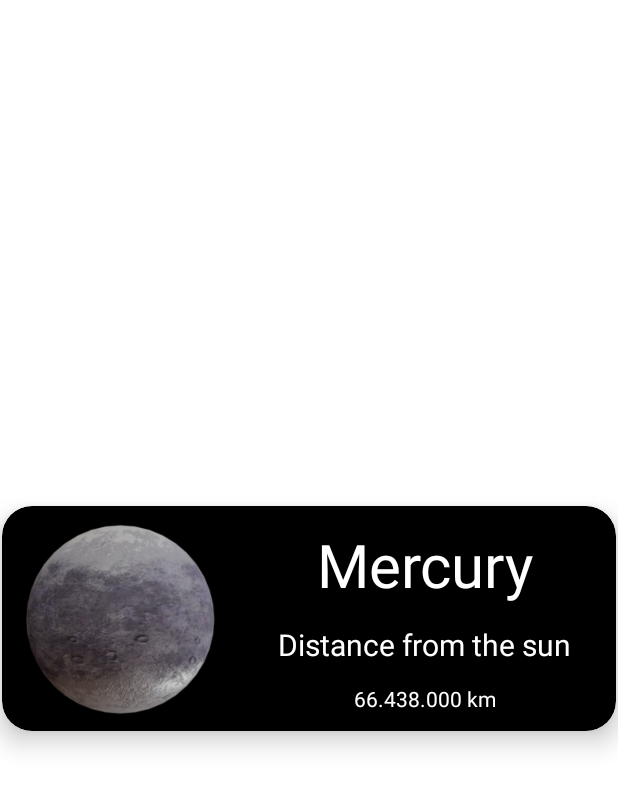
After one commit to francomirko91/My-Solar-System, an Android app: the layout recycle_view_row.xml on its own in the app's theme, with its tools: preview values and no code run, on a phone screen of 412 x 824 dp. The commit adds this screen. Shown: the top 788 px of the screen. Run offline under Robolectric (Android 15) with nearby library versions, the phone set to English and light mode, and no system bars.

Commit message:
cardview done

```diff
--- /dev/null
+++ b/app/src/main/res/layout/recycle_view_row.xml
@@ -0,0 +1,77 @@
+<?xml version="1.0" encoding="utf-8"?>
+<androidx.constraintlayout.widget.ConstraintLayout xmlns:android="http://schemas.android.com/apk/res/android"
+    xmlns:app="http://schemas.android.com/apk/res-auto"
+    xmlns:tools="http://schemas.android.com/tools"
+    android:layout_width="match_parent"
+    android:layout_height="match_parent">
+
+    <androidx.cardview.widget.CardView
+        android:layout_width="409dp"
+        android:layout_height="wrap_content"
+        app:cardBackgroundColor="@color/black"
+        app:cardCornerRadius="20sp"
+        app:cardElevation="10dp"
+        app:layout_constraintBottom_toBottomOf="parent"
+        app:layout_constraintEnd_toEndOf="parent"
+        app:layout_constraintHorizontal_bias="0.5"
+        app:layout_constraintStart_toStartOf="parent"
+        app:layout_constraintTop_toTopOf="parent"
+        app:layout_constraintVertical_bias="0.5" >
+
+        <androidx.constraintlayout.widget.ConstraintLayout
+            android:layout_width="match_parent"
+            android:layout_height="match_parent">
+
+            <ImageView
+                android:padding="10dp"
+                android:id="@+id/iv_mercurio"
+                android:layout_width="150dp"
+                android:layout_height="150dp"
+                android:layout_marginStart="4dp"
+                app:layout_constraintBottom_toBottomOf="parent"
+                app:layout_constraintStart_toStartOf="parent"
+                app:layout_constraintTop_toTopOf="parent"
+                app:layout_constraintVertical_bias="1.0"
+                app:srcCompat="@drawable/mercurio" />
+
+            <TextView
+                android:id="@+id/tv_distance"
+                android:layout_width="wrap_content"
+                android:layout_height="wrap_content"
+                android:text="@string/distance_from_the_sun"
+                android:textColor="@color/white"
+                android:textSize="20sp"
+                app:layout_constraintBottom_toBottomOf="parent"
+                app:layout_constraintEnd_toEndOf="parent"
+                app:layout_constraintHorizontal_bias="0.502"
+                app:layout_constraintStart_toEndOf="@+id/iv_mercurio"
+                app:layout_constraintTop_toBottomOf="@+id/tv_mercury"
+                app:layout_constraintVertical_bias="0.229" />
+
+            <TextView
+                android:id="@+id/tv_mercury"
+                android:layout_width="wrap_content"
+                android:layout_height="wrap_content"
+                android:text="@string/mercury"
+                android:textColor="@color/white"
+                android:textSize="40sp"
+                app:layout_constraintBottom_toBottomOf="parent"
+                app:layout_constraintEnd_toEndOf="parent"
+                app:layout_constraintHorizontal_bias="0.502"
+                app:layout_constraintStart_toEndOf="@+id/iv_mercurio"
+                app:layout_constraintTop_toTopOf="parent"
+                app:layout_constraintVertical_bias="0.122" />
+
+            <TextView
+                android:id="@+id/tv_km"
+                android:layout_width="wrap_content"
+                android:layout_height="wrap_content"
+                android:text="66.438.000 km"
+                android:textColor="@color/white"
+                app:layout_constraintBottom_toBottomOf="parent"
+                app:layout_constraintEnd_toEndOf="parent"
+                app:layout_constraintStart_toEndOf="@+id/iv_mercurio"
+                app:layout_constraintTop_toBottomOf="@+id/tv_distance" />
+        </androidx.constraintlayout.widget.ConstraintLayout>
+    </androidx.cardview.widget.CardView>
+</androidx.constraintlayout.widget.ConstraintLayout>
--- a/app/src/main/res/values/strings.xml
+++ b/app/src/main/res/values/strings.xml
@@ -1,3 +1,5 @@
 <resources>
     <string name="app_name">My Solar System</string>
+    <string name="distance_from_the_sun">Distance from the sun</string>
+    <string name="mercury">Mercury</string>
 </resources>
```
